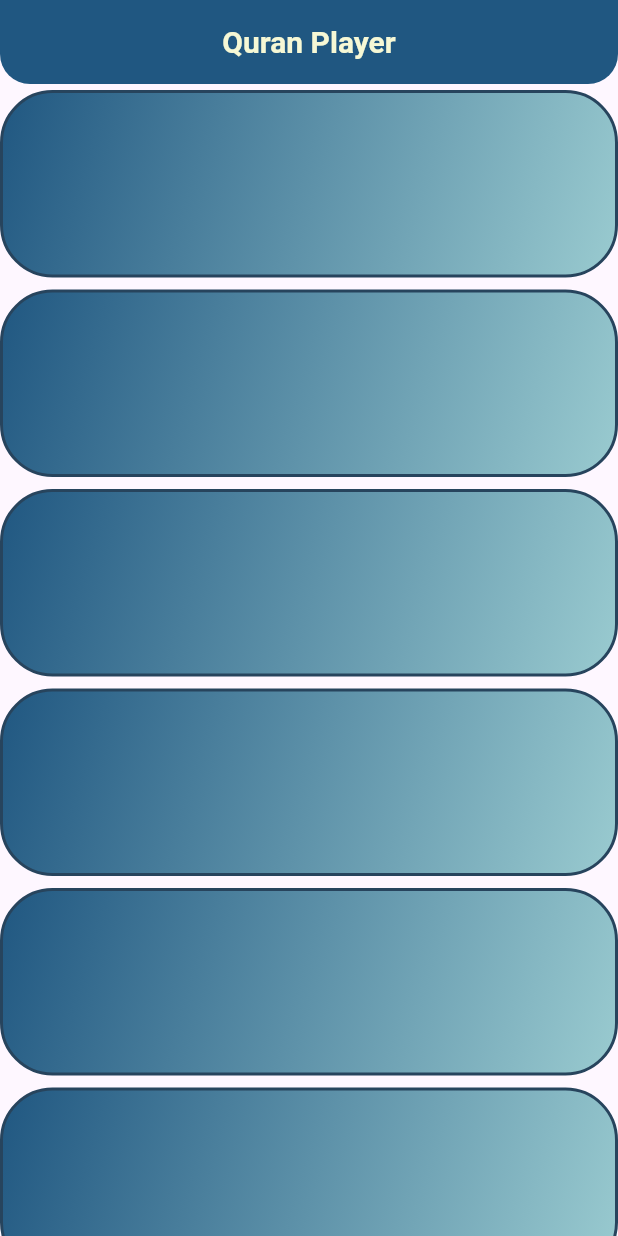
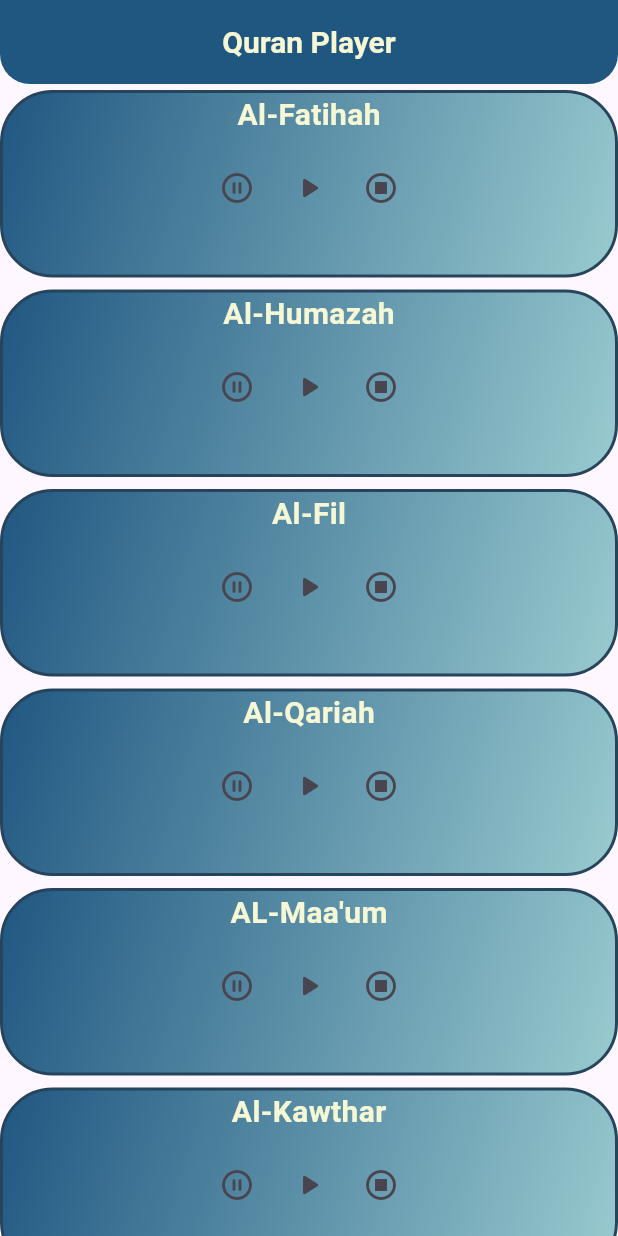
Before and after one commit to YoussefShawky0/quran_player, a Flutter app: the screen it shows after launch, on a phone screen of 412 x 824 dp. Run offline on Flutter 3.47's test engine with Material 3 defaults, Android fonts, the light colour scheme and no system bars; our stand-ins replace audioplayers.

Commit message:
Add Quran audio player functionality with UI integration
- Created QuranPlayerModel to manage audio playback with methods for play, pause, stop, and resume.
- Added a list of Quran audio tracks in quran_list.dart.
- Implemented QuranPlayerWidget for displaying audio controls and track information in the UI.

```diff
--- /dev/null
+++ b/lib/lists/quran_list.dart
@@ -0,0 +1,16 @@
+import 'package:quran_player/model/quran_player_model.dart';
+
+List<QuranPlayerModel> quranAudio = [
+  QuranPlayerModel(name: 'Al-Fatihah',audioPath: '001.mp3'),
+  QuranPlayerModel(name: 'Al-Humazah',audioPath: '104.mp3'),
+  QuranPlayerModel(name: 'Al-Fil',audioPath: '105.mp3'),
+  QuranPlayerModel(name: 'Al-Qariah', audioPath: '106.mp3'),
+  QuranPlayerModel(name: 'AL-Maa\'um', audioPath: '107.mp3'),
+  QuranPlayerModel(name: 'Al-Kawthar', audioPath: '108.mp3'),
+  QuranPlayerModel(name: 'Al-Kafirun', audioPath: '109.mp3'),
+  QuranPlayerModel(name: 'An-Nasr', audioPath: '110.mp3'),
+  QuranPlayerModel(name: 'Al-Masad', audioPath: '111.mp3'),
+  QuranPlayerModel(name: 'Al-Ikhlas', audioPath: '112.mp3'),
+  QuranPlayerModel(name: 'Al-Falaq', audioPath: '113.mp3'),
+  QuranPlayerModel(name: 'An-Nas', audioPath: '114.mp3'),
+];
--- a/lib/pages/home_page.dart
+++ b/lib/pages/home_page.dart
@@ -1,5 +1,6 @@
 import 'package:flutter/material.dart';
-import 'package:quran_player/widgets/QuranPlayerWidget.dart';
+import 'package:quran_player/lists/quran_list.dart';
+import 'package:quran_player/widgets/quran_player_widget.dart';
 
 class HomePage extends StatelessWidget {
   const HomePage({super.key});
@@ -27,22 +28,7 @@ class HomePage extends StatelessWidget {
         ),
       ),
       body: ListView(
-        children: [
-          QuranPlayerWidget(),
-          QuranPlayerWidget(),
-          QuranPlayerWidget(),
-          QuranPlayerWidget(),
-          QuranPlayerWidget(),
-          QuranPlayerWidget(),
-          QuranPlayerWidget(),
-          QuranPlayerWidget(),
-          QuranPlayerWidget(),
-          QuranPlayerWidget(),
-          QuranPlayerWidget(),
-          QuranPlayerWidget(),
-          QuranPlayerWidget(),
-          QuranPlayerWidget(),
-        ],
+        children: quranAudio.map((e) => QuranPlayerWidget(item: e)).toList(),
       ),
     );
   }
--- a/lib/widgets/QuranPlayerWidget.dart
+++ /dev/null
@@ -1,26 +0,0 @@
-import 'package:flutter/material.dart';
-
-class QuranPlayerWidget extends StatelessWidget {
-  const QuranPlayerWidget({super.key});
-
-  @override
-  Widget build(BuildContext context) {
-    return Padding(
-      padding: const EdgeInsets.only(top: 4.0, bottom: 4.0),
-      child: Container(
-        decoration: BoxDecoration(
-          border: Border.all(color: Color(0xFF27445D), width: 2),
-          borderRadius: BorderRadius.circular(35),
-          gradient: const LinearGradient(
-            begin: Alignment.topLeft,
-            end: Alignment.bottomRight,
-            colors: [Color(0xFF205781), Color(0xFF9ACBD0)],
-          ),
-          color: Color(0xFF9ACBD0),
-        ),
-        width: double.infinity,
-        height: 125,
-      ),
-    );
-  }
-}
--- /dev/null
+++ b/lib/widgets/quran_player_widget.dart
@@ -0,0 +1,72 @@
+import 'package:flutter/material.dart';
+import 'package:quran_player/model/quran_player_model.dart';
+
+class QuranPlayerWidget extends StatelessWidget {
+  const QuranPlayerWidget({super.key, required this.item});
+
+  final QuranPlayerModel item;
+
+  @override
+  Widget build(BuildContext context) {
+    return Expanded(
+      child: Padding(
+        padding: const EdgeInsets.only(top: 4.0, bottom: 4.0),
+        child: Container(
+          decoration: BoxDecoration(
+            border: Border.all(color: Color(0xFF27445D), width: 2),
+            borderRadius: BorderRadius.circular(35),
+            gradient: const LinearGradient(
+              begin: Alignment.topLeft,
+              end: Alignment.bottomRight,
+              colors: [Color(0xFF205781), Color(0xFF9ACBD0)],
+            ),
+            color: Color(0xFF9ACBD0),
+          ),
+          width: double.infinity,
+          height: 125,
+          child: Expanded(
+            child: Container(
+              alignment: Alignment.center,
+              child: Column(
+                children: [
+                  Text(
+                    item.name,
+                    style: const TextStyle(
+                      color: Color.fromRGBO(246, 248, 213, 1),
+                      fontSize: 20,
+                      fontWeight: FontWeight.bold,
+                    ),
+                  ),
+                  const SizedBox(height: 10),
+                  Row(
+                    mainAxisAlignment: MainAxisAlignment.center,
+                    children: [
+                      IconButton(
+                        onPressed: () {
+                          item.pauseQuran();
+                        },
+                        icon: Icon(Icons.pause_circle_outline_rounded),
+                      ),
+                      IconButton(
+                        onPressed: () {
+                          item.playQuran();
+                        },
+                        icon: Icon(Icons.play_arrow_rounded),
+                      ),
+                      IconButton(
+                        onPressed: () {
+                          item.stopQuran();
+                        },
+                        icon: Icon(Icons.stop_circle_outlined),
+                      ),
+                    ],
+                  ),
+                ],
+              ),
+            ),
+          ),
+        ),
+      ),
+    );
+  }
+}
--- a/pubspec.yaml
+++ b/pubspec.yaml
@@ -9,6 +9,7 @@ environment:
 dependencies:
   flutter:
     sdk: flutter
+  audioplayers: ^6.4.0
 
 dev_dependencies:
   flutter_test:
@@ -17,3 +18,6 @@ dev_dependencies:
 
 flutter:
   uses-material-design: true
+
+  assets:
+    - assets/
```
Also changed, not shown: lib/model/quran_player_model.dart (added, +46 -0 lines), pubspec.lock, 17 other files.
